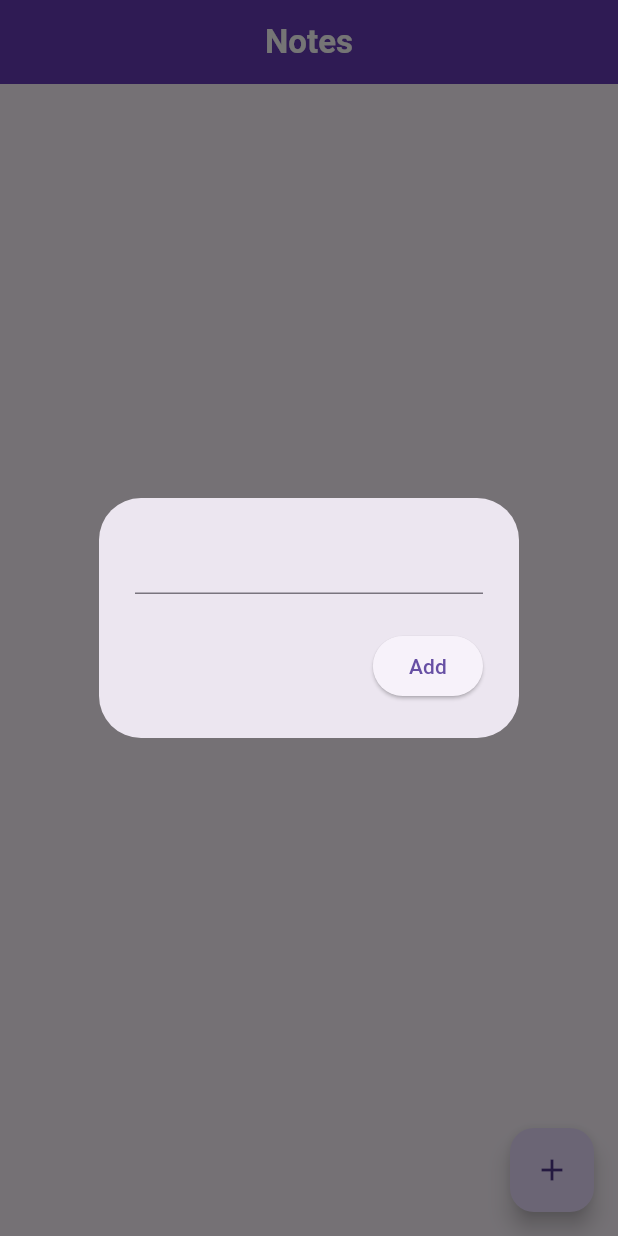
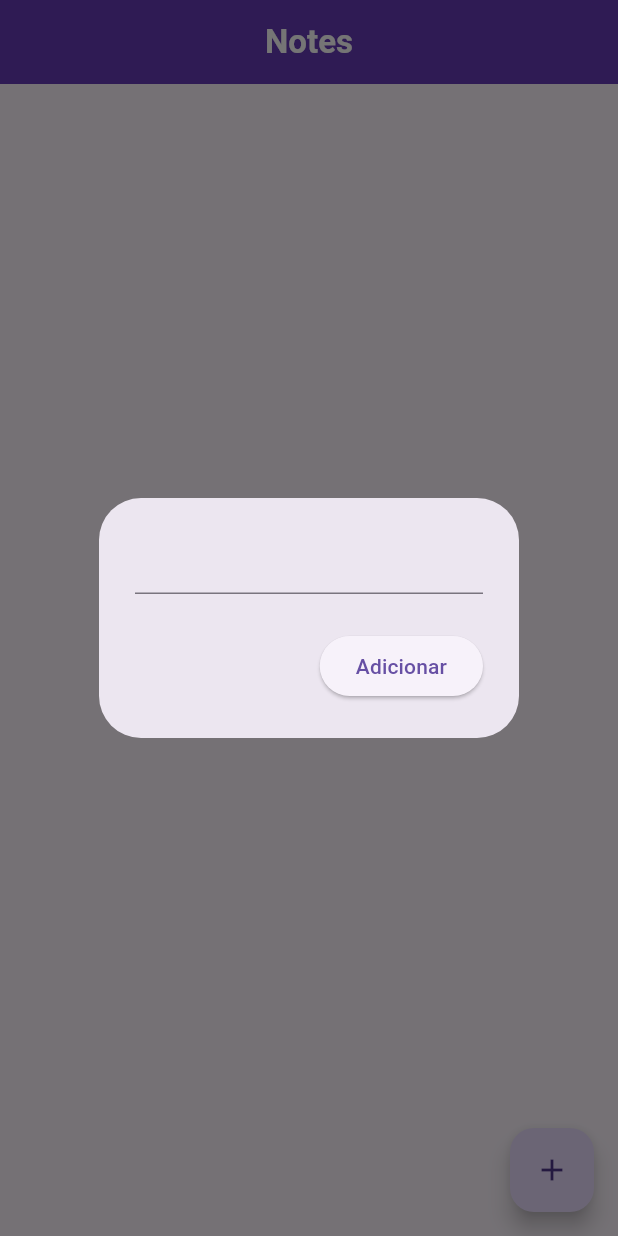
Before and after one commit to abraaobb/flutter_firebase_crud, a Flutter app: the screen it shows after launch, after a tap on the "add" icon, on a phone screen of 412 x 824 dp. Run offline on Flutter 3.47's test engine with Material 3 defaults, Android fonts, the phone set to English and light mode, and no system bars; our stand-ins replace cloud_firestore, firebase_core; accounts and stored records are empty.

Commit message:
exemplo teste

```diff
--- a/lib/pages/home_page.dart
+++ b/lib/pages/home_page.dart
@@ -32,7 +32,7 @@ class _HomePageState extends State<HomePage> {
                       textController.clear();
                       Navigator.pop(context);
                     },
-                    child: const Text('Add'))
+                    child: const Text('Adicionar'))
               ],
             ));
   }
```
